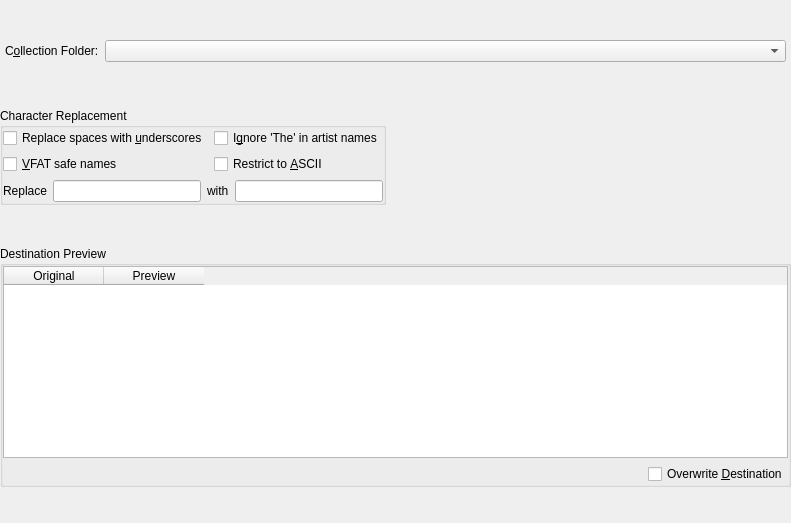
KDE/amarok, file src/dialogs/OrganizeCollectionDialogBase.ui: the form before one commit.
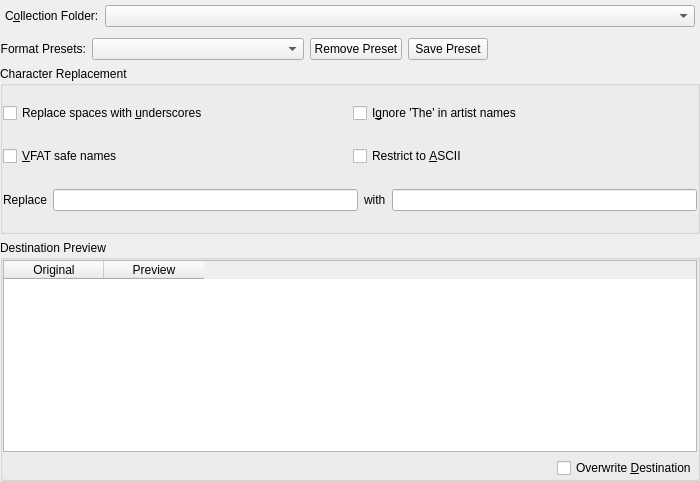
The form after the commit. Custom widgets are drawn as their Qt base class.

Commit message:
Add the ability to save format presets to the Organize Files dialog.
This feature was requested four years ago!

Patch:
```diff
--- a/src/dialogs/OrganizeCollectionDialogBase.ui
+++ b/src/dialogs/OrganizeCollectionDialogBase.ui
@@ -7,8 +7,8 @@
    <rect>
     <x>0</x>
     <y>0</y>
-    <width>791</width>
-    <height>523</height>
+    <width>700</width>
+    <height>481</height>
    </rect>
   </property>
   <property name="sizePolicy">
@@ -66,6 +66,87 @@
      </item>
     </layout>
    </item>
+   <item>
+    <layout class="QHBoxLayout" name="horizontalLayout" stretch="0,0,0,0,0">
+     <property name="topMargin">
+      <number>0</number>
+     </property>
+     <item>
+      <widget class="QLabel" name="label">
+       <property name="sizePolicy">
+        <sizepolicy hsizetype="Preferred" vsizetype="Minimum">
+         <horstretch>0</horstretch>
+         <verstretch>0</verstretch>
+        </sizepolicy>
+       </property>
+       <property name="text">
+        <string>Format Presets:</string>
+       </property>
+       <property name="alignment">
+        <set>Qt::AlignRight|Qt::AlignTrailing|Qt::AlignVCenter</set>
+       </property>
+      </widget>
+     </item>
+     <item>
+      <widget class="QComboBox" name="presetCombo">
+       <property name="sizePolicy">
+        <sizepolicy hsizetype="MinimumExpanding" vsizetype="Fixed">
+         <horstretch>0</horstretch>
+         <verstretch>0</verstretch>
+        </sizepolicy>
+       </property>
+       <property name="minimumSize">
+        <size>
+         <width>150</width>
+         <height>0</height>
+        </size>
+       </property>
+       <property name="toolTip">
+        <string/>
+       </property>
+       <property name="whatsThis">
+        <string>A list of selectable filename scheme/format presets.</string>
+       </property>
+      </widget>
+     </item>
+     <item>
+      <widget class="QPushButton" name="removePresetButton">
+       <property name="toolTip">
+        <string>Removes the currently selected format reset</string>
+       </property>
+       <property name="text">
+        <string>Remove Preset</string>
+       </property>
+      </widget>
+     </item>
+     <item>
+      <widget class="QPushButton" name="addPresetButton">
+       <property name="toolTip">
+        <string>Saves the current scheme/format above as a preset.</string>
+       </property>
+       <property name="text">
+        <string>Save Preset</string>
+       </property>
+      </widget>
+     </item>
+     <item>
+      <spacer name="horizontalSpacer">
+       <property name="orientation">
+        <enum>Qt::Horizontal</enum>
+       </property>
+       <property name="sizeType">
+        <enum>QSizePolicy::Expanding</enum>
+       </property>
+       <property name="sizeHint" stdset="0">
+        <size>
+         <width>40</width>
+         <height>1</height>
+        </size>
+       </property>
+      </spacer>
+     </item>
+    </layout>
+   </item>
    <item>
     <widget class="QGroupBox" name="groupBox_2">
      <property name="sizePolicy">
@@ -79,7 +160,7 @@
      </property>
      <layout class="QGridLayout" name="gridLayout">
       <property name="sizeConstraint">
-       <enum>QLayout::SetFixedSize</enum>
+       <enum>QLayout::SetDefaultConstraint</enum>
       </property>
       <item row="0" column="0">
        <widget class="QCheckBox" name="spaceCheck">
@@ -268,6 +349,12 @@
         </item>
         <item>
          <widget class="QLabel" name="conflictLabel">
+          <property name="sizePolicy">
+           <sizepolicy hsizetype="MinimumExpanding" vsizetype="Preferred">
+            <horstretch>0</horstretch>
+            <verstretch>0</verstretch>
+           </sizepolicy>
+          </property>
           <property name="text">
            <string/>
           </property>
```
The commit also changes 5 other files.
